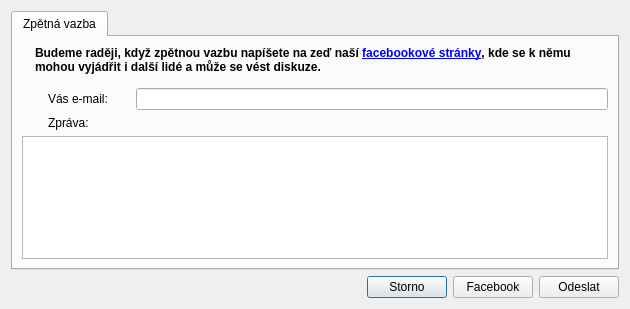
CZDanol/StrawLumen, file src/strawapi/feedbackdialog.ui: the form before one commit.
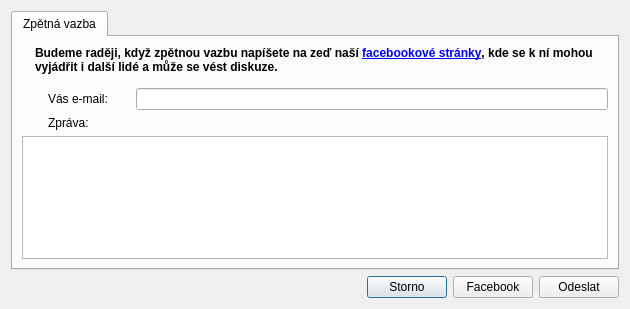
The form after the commit. Icons and pictures are not drawn.

```diff
--- a/src/strawapi/feedbackdialog.ui
+++ b/src/strawapi/feedbackdialog.ui
@@ -131,7 +131,7 @@
             </font>
            </property>
            <property name="text">
-            <string>&lt;html&gt;&lt;head/&gt;&lt;body&gt;&lt;p&gt;Budeme raději, když zpětnou vazbu napíšete na zeď naší &lt;a href=&quot;https://www.facebook.com/strawLumen&quot;&gt;&lt;span style=&quot; text-decoration: underline; color:#0000ff;&quot;&gt;facebookové stránky&lt;/span&gt;&lt;/a&gt;, kde se k němu mohou vyjádřit i další lidé a může se vést diskuze.&lt;/p&gt;&lt;/body&gt;&lt;/html&gt;</string>
+            <string>&lt;html&gt;&lt;head/&gt;&lt;body&gt;&lt;p&gt;Budeme raději, když zpětnou vazbu napíšete na zeď naší &lt;a href=&quot;https://www.facebook.com/strawLumen&quot;&gt;&lt;span style=&quot; text-decoration: underline; color:#0000ff;&quot;&gt;facebookové stránky&lt;/span&gt;&lt;/a&gt;, kde se k ní mohou vyjádřit i další lidé a může se vést diskuze.&lt;/p&gt;&lt;/body&gt;&lt;/html&gt;</string>
            </property>
            <property name="wordWrap">
             <bool>true</bool>
```
